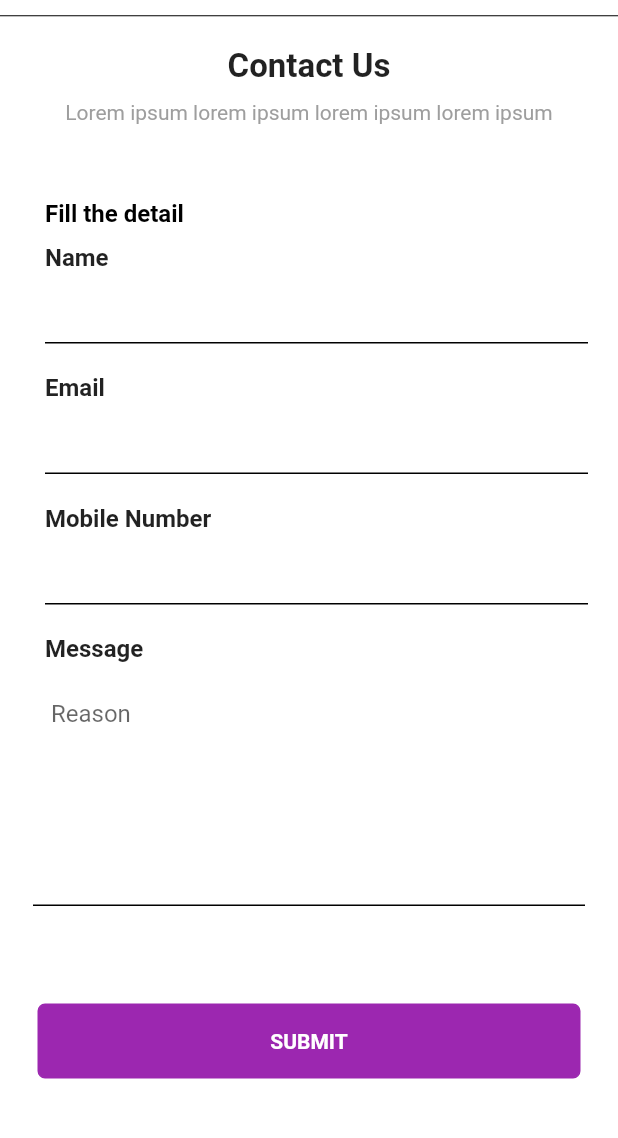
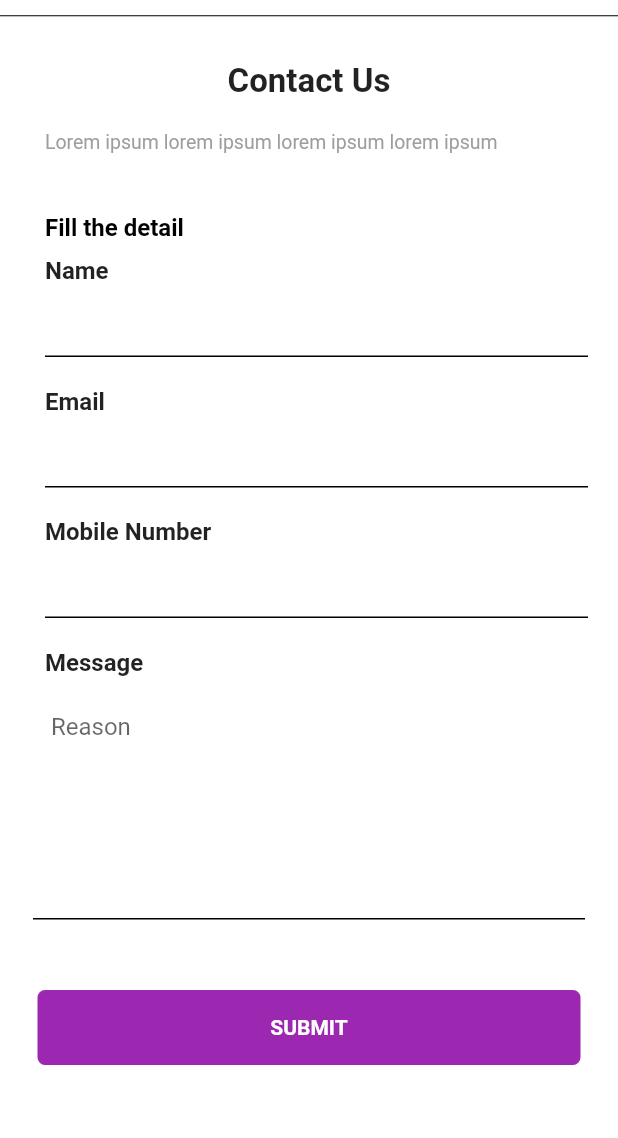
Before and after one commit to aadilkhan27/recommendYouApp, a Flutter app: the ContactUsView screen opened by its route, on a phone screen of 412 x 824 dp, the part 60-1198 px from its top. Run offline on Flutter 3.47's test engine with Material 2 defaults, Android fonts, the phone set to English and light mode, and no system bars; our stand-ins replace flutter_local_notifications, flutter_svg, fluttertoast, get, get_storage, webview_flutter; missing offline and left inert: http_interceptor; accounts and stored records are empty; project files that could hold a hidden picture were left out.

Commit message:
Final Changes Update

```diff
--- a/lib/app/core/values/keys.dart
+++ b/lib/app/core/values/keys.dart
@@ -96,7 +96,7 @@ const profileImage6='assets/profileImage/profileImage6.jpg';
 const chatHome='assets/profileImage/chat.png';
 const faqbanner='assets/images/faqbanner.png';
 const privacybanner='assets/images/privacybanner.jpg';
-const termsbanner='assets/images/termsbanner.jpg';
+const termsbanner='assets/images/termbanner.jpg';
 
 
 const bottomHome='assets/bottomIcons/home.svg';
--- a/lib/app/modules/dashboard/more/contactus/contact_us_view.dart
+++ b/lib/app/modules/dashboard/more/contactus/contact_us_view.dart
@@ -28,8 +28,6 @@ class ContactUsView extends GetView<ContactUsController> {
               children: [
                 SafeArea(
                   child: Container(
-                  height: MediaQuery.of(context).size.height,
-                  width: MediaQuery.of(context).size.width,
                     child: Column(
                       children: [
                         Container(
@@ -69,6 +67,10 @@ class ContactUsView extends GetView<ContactUsController> {
                         SizedBox(
                           height: 20,
                         ),
+                    Container(
+                      margin: EdgeInsets.only(
+                          left: 0, right: 0, top: 10, bottom: 10),
+                      child: Column(children: [
                         Text(
                           'Contact Us',
                           style:
@@ -77,119 +79,27 @@ class ContactUsView extends GetView<ContactUsController> {
                         SizedBox(
                           height: 10,
                         ),
-                      const Text(
+                        Align(
+                            alignment: Alignment.topLeft,
+                            child: Padding(
+                              padding: const EdgeInsets.only(right: 10, left: 30, top: 10, bottom: 10),
+                              child: Text(
                                 'Lorem ipsum lorem ipsum lorem ipsum lorem ipsum',
                                 style: TextStyle(
-                            fontSize: 14,
+                                    fontSize: 13,
                                     fontWeight: FontWeight.normal,
                                     color: Colors.grey),
                               ),
+                            )
+
+                        ),
                         SizedBox(
-                        height: 40,
+                          height: 20,
                         ),
-                     /* Padding(
-                        padding: EdgeInsets.only(left: 30, right: 30, top: 10),
-                        child: TextField(
-                          decoration: InputDecoration(
-                              border: OutlineInputBorder(),
-                              focusedBorder: OutlineInputBorder(
-                                borderSide:
-                                    BorderSide(color: Colors.purple, width: 1.0),
-                                borderRadius: BorderRadius.circular(5.0),
-                              ),
-                              labelStyle: TextStyle(color: Colors.black),
-                              labelText: 'Name',
-                              contentPadding: EdgeInsets.all(10),
-                              //hintText: 'Ramon Doe'
-                          ),
-                        ),
-                      ),
-                      Padding(
-                        padding: EdgeInsets.only(left: 30, right: 30, top: 20),
-                        child: TextField(
-                          decoration: InputDecoration(
-                              border: OutlineInputBorder(),
-                              focusedBorder: OutlineInputBorder(
-                                borderSide:
-                                    BorderSide(color: Colors.purple, width: 1.0),
-                                borderRadius: BorderRadius.circular(5.0),
-                              ),
-                              labelStyle: TextStyle(color: Colors.black),
-                              labelText: 'Email',
-                              contentPadding: EdgeInsets.all(10),
-                              //hintText: 'last name'
-                          ),
-                        ),
-                      ),
-                      Padding(
-                        padding: EdgeInsets.only(left: 30, right: 30, top: 20),
-                        child: TextField(
-                          keyboardType: TextInputType.number,
-                          decoration: InputDecoration(
-                              border: OutlineInputBorder(),
-                              focusedBorder: OutlineInputBorder(
-                                borderSide:
-                                    BorderSide(color: Colors.purple, width: 1.0),
-                                borderRadius: BorderRadius.circular(5.0),
-                              ),
-                              labelStyle: TextStyle(color: Colors.black),
-                              labelText: 'Mobile number',
-                              contentPadding: EdgeInsets.all(10),
-                              //hintText: '01234567890'
-                          ),
-                        ),
-                      ),
-                      */
-                      /*Container(
-                        height: 15 * 24,
-                        margin: EdgeInsets.only(left: 30, right: 30, top: 20),
-                        child: TextField(
-                          keyboardType: TextInputType.multiline,
-                          maxLines: null,
-                          decoration: InputDecoration(
-                              border: OutlineInputBorder(),
-                              focusedBorder: OutlineInputBorder(
-                                borderSide:
-                                    BorderSide(color: Colors.purple, width: 1.0),
-                                borderRadius: BorderRadius.circular(5.0),
-                              ),
-                              labelStyle: TextStyle(color: Colors.black),
-                              labelText: 'Message',
-                              contentPadding: EdgeInsets.all(10),
-                              //hintText: 'Lorem ipsum'
-                            ),
-                        ),
-                      ),*//*
-                      Container(
-                        margin: EdgeInsets.only(left: 30, right: 30, top: 20),
-                        height: 15 * 24,
-                        child: TextField(
-                          cursorColor: Colors.purple,
-                          maxLines: 15,
-                          decoration: InputDecoration(
-                            enabledBorder: UnderlineInputBorder(
-                              borderSide: BorderSide(color: Colors.purple),
-                            ),
-                            focusedBorder: UnderlineInputBorder(
-                              borderSide: BorderSide(color: Colors.purple),
-                            ),
-                            focusColor: Colors.purple,
-                            hintText: "Message",
-                            fillColor: Colors.grey[300],
-                            filled: true,
-                          ),
-                        ),
-                      )*/
-
-
-
                         Column(
 
                           children: [
 
-                          SizedBox(
-                            height: 0,
-                          ),
                             Align(
                                 alignment: Alignment.topLeft,
                                 child: Padding(
@@ -366,20 +276,7 @@ class ContactUsView extends GetView<ContactUsController> {
                                 )
                             ),
 
-
-                        ],
-                      ),
-
-
-                    ],
-                  ),
-                ),
-              ),
-              Positioned(
-                right: 0,left: 0,bottom: 0,
-                child: Padding(
-                  padding: EdgeInsets.only(bottom: 40),
-                  child: Align(
+                            Align(
                               alignment: Alignment.bottomCenter,
                               child: InkWell(
                                 onTap: () {
@@ -403,10 +300,20 @@ class ContactUsView extends GetView<ContactUsController> {
                                 ),
                               ),
                             ),
-                ),
-              )
                           ],
                         ),
+                        ]
+                      )
+                    ),
+
+                      ],
+                    ),
+                  ),
+                ),
+
+
+                ]
+          )
         ),
         ),
     );
--- a/lib/app/modules/login/resetpassword/reset_password_view.dart
+++ b/lib/app/modules/login/resetpassword/reset_password_view.dart
@@ -65,7 +65,7 @@ class ResetPasswordView extends GetView<ResetPasswordController>{
                       TextStyle(fontSize: 18, fontWeight: FontWeight.normal),
                     ),
                     SizedBox(
-                      height: 50,
+                      height: 35,
                     ),
                     Padding(
                       padding: EdgeInsets.only(left: 35, right: 35, top: 10),
@@ -109,7 +109,6 @@ class ResetPasswordView extends GetView<ResetPasswordController>{
                         ),
                       ),
                     ),
-                    Spacer(),
 
                   ],
                 ),
--- a/lib/app/modules/registration/stepfour/step_four_view.dart
+++ b/lib/app/modules/registration/stepfour/step_four_view.dart
@@ -93,7 +93,7 @@ class StepFourView extends GetView<StepFourController> {
                       ),
                     ),
                     SizedBox(
-                      height: 30,
+                      height: 15,
                     ),
                     Text(
                       logInInfo,
@@ -103,7 +103,7 @@ class StepFourView extends GetView<StepFourController> {
                           color: Colors.black),
                     ),
                     SizedBox(
-                      height: 40,
+                      height: 25,
                     ),
                     Container(
                       margin: EdgeInsets.only(left: 10, right: 10),
```
Also changed, not shown: lib/app/modules/dashboard/landining/landing_controller.dart (+39 -33 lines), lib/app/modules/dashboard/landining/landing_view.dart (+16 -11 lines), assets/images/privacybanner.jpg, assets/images/termbanner.jpg (added), assets/images/termsbanner.jpg (deleted). Lines whose indentation alone changed are shown as unchanged.
